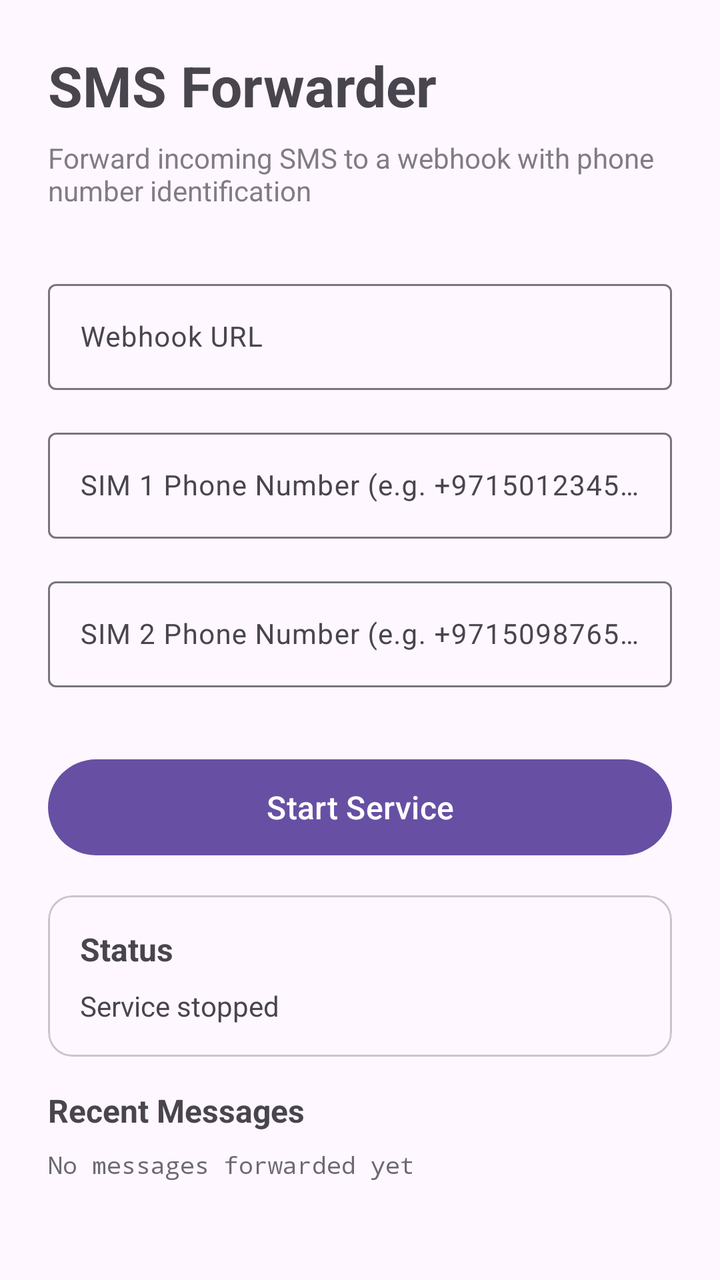
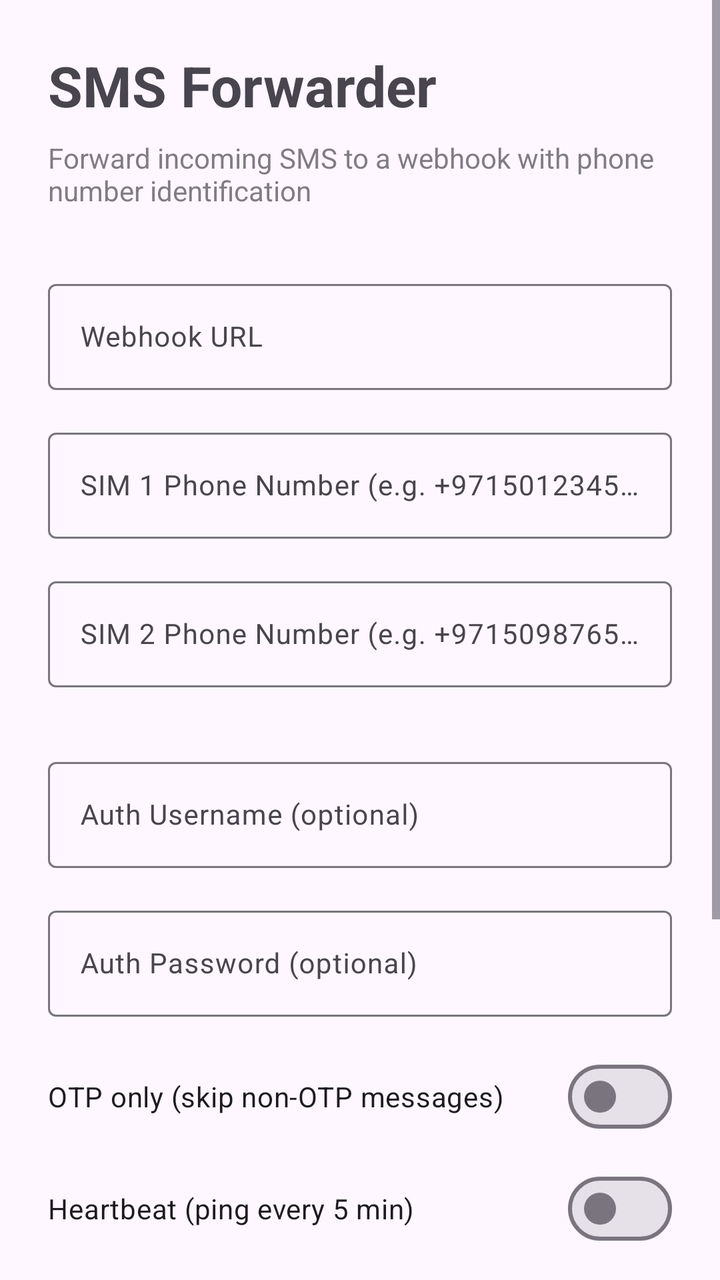

An Android layout rendered at two revisions. The XML below is the earlier revision; the diff shows what the commit changed to produce the second picture.
<!-- AndroidManifest.xml: application theme Theme.SmsForwarder -->
<!-- res/layout/activity_main.xml -->
<?xml version="1.0" encoding="utf-8"?>
<ScrollView xmlns:android="http://schemas.android.com/apk/res/android"
    android:layout_width="match_parent"
    android:layout_height="match_parent"
    android:background="?android:colorBackground">

    <LinearLayout
        android:layout_width="match_parent"
        android:layout_height="wrap_content"
        android:orientation="vertical"
        android:padding="24dp">

        <TextView
            android:layout_width="wrap_content"
            android:layout_height="wrap_content"
            android:text="SMS Forwarder"
            android:textSize="28sp"
            android:textStyle="bold"
            android:layout_marginBottom="8dp" />

        <TextView
            android:layout_width="wrap_content"
            android:layout_height="wrap_content"
            android:text="Forward incoming SMS to a webhook with phone number identification"
            android:textSize="14sp"
            android:alpha="0.7"
            android:layout_marginBottom="32dp" />

        <com.google.android.material.textfield.TextInputLayout
            android:layout_width="match_parent"
            android:layout_height="wrap_content"
            android:hint="Webhook URL"
            android:layout_marginBottom="16dp"
            style="@style/Widget.Material3.TextInputLayout.OutlinedBox">

            <com.google.android.material.textfield.TextInputEditText
                android:id="@+id/webhookUrl"
                android:layout_width="match_parent"
                android:layout_height="wrap_content"
                android:inputType="textUri"
                android:textSize="14sp" />

        </com.google.android.material.textfield.TextInputLayout>

        <com.google.android.material.textfield.TextInputLayout
            android:layout_width="match_parent"
            android:layout_height="wrap_content"
            android:hint="SIM 1 Phone Number (e.g. +971501234567)"
            android:layout_marginBottom="16dp"
            style="@style/Widget.Material3.TextInputLayout.OutlinedBox">

            <com.google.android.material.textfield.TextInputEditText
                android:id="@+id/sim1Number"
                android:layout_width="match_parent"
                android:layout_height="wrap_content"
                android:inputType="phone"
                android:textSize="14sp" />

        </com.google.android.material.textfield.TextInputLayout>

        <com.google.android.material.textfield.TextInputLayout
            android:layout_width="match_parent"
            android:layout_height="wrap_content"
            android:hint="SIM 2 Phone Number (e.g. +971509876543)"
            android:layout_marginBottom="32dp"
            style="@style/Widget.Material3.TextInputLayout.OutlinedBox">

            <com.google.android.material.textfield.TextInputEditText
                android:id="@+id/sim2Number"
                android:layout_width="match_parent"
                android:layout_height="wrap_content"
                android:inputType="phone"
                android:textSize="14sp" />

        </com.google.android.material.textfield.TextInputLayout>

        <com.google.android.material.button.MaterialButton
            android:id="@+id/toggleService"
            android:layout_width="match_parent"
            android:layout_height="56dp"
            android:text="Start Service"
            android:textSize="16sp"
            android:layout_marginBottom="16dp" />

        <com.google.android.material.card.MaterialCardView
            android:layout_width="match_parent"
            android:layout_height="wrap_content"
            android:layout_marginBottom="16dp">

            <LinearLayout
                android:layout_width="match_parent"
                android:layout_height="wrap_content"
                android:orientation="vertical"
                android:padding="16dp">

                <TextView
                    android:layout_width="wrap_content"
                    android:layout_height="wrap_content"
                    android:text="Status"
                    android:textSize="16sp"
                    android:textStyle="bold"
                    android:layout_marginBottom="8dp" />

                <TextView
                    android:id="@+id/statusText"
                    android:layout_width="match_parent"
                    android:layout_height="wrap_content"
                    android:text="Service stopped"
                    android:textSize="14sp" />

            </LinearLayout>

        </com.google.android.material.card.MaterialCardView>

        <TextView
            android:layout_width="wrap_content"
            android:layout_height="wrap_content"
            android:text="Recent Messages"
            android:textSize="16sp"
            android:textStyle="bold"
            android:layout_marginBottom="8dp" />

        <TextView
            android:id="@+id/logText"
            android:layout_width="match_parent"
            android:layout_height="wrap_content"
            android:text="No messages forwarded yet"
            android:textSize="12sp"
            android:fontFamily="monospace"
            android:alpha="0.8" />

    </LinearLayout>
</ScrollView>
<!-- resources referenced by this layout -->
<resources>
  <style name="Theme.SmsForwarder" parent="Theme.Material3.DayNight.NoActionBar">
          <item name="colorPrimary">#6750A4</item>
          <item name="colorOnPrimary">#FFFFFF</item>
          <item name="colorPrimaryContainer">#EADDFF</item>
          <item name="colorSecondary">#625B71</item>
      </style>
</resources>

<!-- the commit's change to res/layout/activity_main.xml (unified diff, before → after) -->
@@ -74,6 +74,52 @@
 
         </com.google.android.material.textfield.TextInputLayout>
 
+        <com.google.android.material.textfield.TextInputLayout
+            android:layout_width="match_parent"
+            android:layout_height="wrap_content"
+            android:hint="Auth Username (optional)"
+            android:layout_marginBottom="16dp"
+            style="@style/Widget.Material3.TextInputLayout.OutlinedBox">
+
+            <com.google.android.material.textfield.TextInputEditText
+                android:id="@+id/authUsername"
+                android:layout_width="match_parent"
+                android:layout_height="wrap_content"
+                android:inputType="text"
+                android:textSize="14sp" />
+
+        </com.google.android.material.textfield.TextInputLayout>
+
+        <com.google.android.material.textfield.TextInputLayout
+            android:layout_width="match_parent"
+            android:layout_height="wrap_content"
+            android:hint="Auth Password (optional)"
+            android:layout_marginBottom="16dp"
+            style="@style/Widget.Material3.TextInputLayout.OutlinedBox">
+
+            <com.google.android.material.textfield.TextInputEditText
+                android:id="@+id/authPassword"
+                android:layout_width="match_parent"
+                android:layout_height="wrap_content"
+                android:inputType="textPassword"
+                android:textSize="14sp" />
+
+        </com.google.android.material.textfield.TextInputLayout>
+
+        <com.google.android.material.materialswitch.MaterialSwitch
+            android:id="@+id/otpFilter"
+            android:layout_width="match_parent"
+            android:layout_height="wrap_content"
+            android:text="OTP only (skip non-OTP messages)"
+            android:layout_marginBottom="8dp" />
+
+        <com.google.android.material.materialswitch.MaterialSwitch
+            android:id="@+id/heartbeat"
+            android:layout_width="match_parent"
+            android:layout_height="wrap_content"
+            android:text="Heartbeat (ping every 5 min)"
+            android:layout_marginBottom="24dp" />
+
         <com.google.android.material.button.MaterialButton
             android:id="@+id/toggleService"
             android:layout_width="match_parent"
